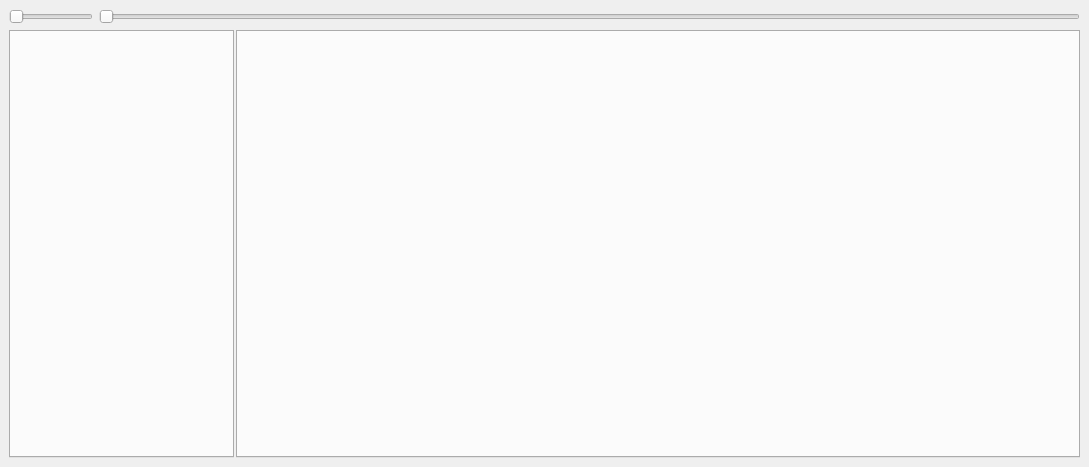
Before: the Qt Designer form src/app/MainWindow.ui in DanielChabrowski/audio-player, drawn with Qt 5.
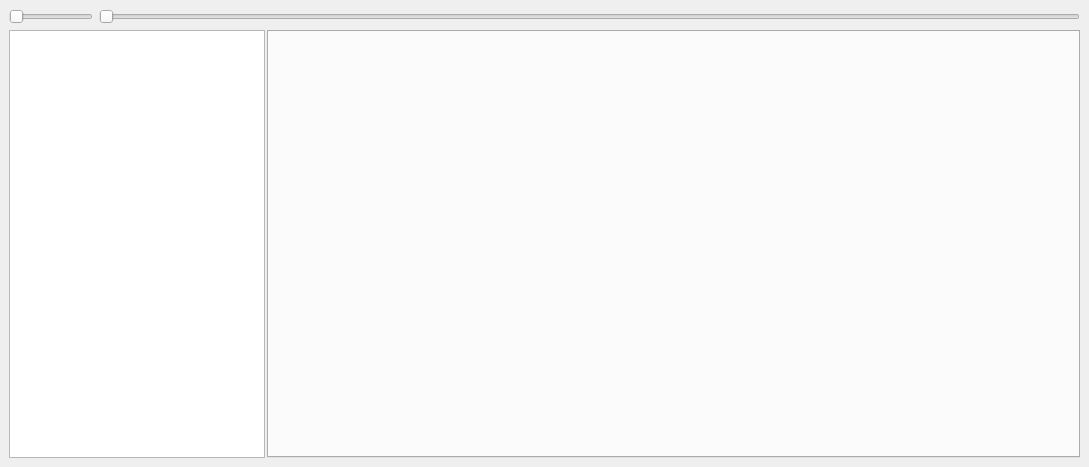
After: the same form once the commit is applied.

Commit message: Remove albums TabWidget

Diff of the .ui file:
```diff
--- a/src/app/MainWindow.ui
+++ b/src/app/MainWindow.ui
@@ -71,7 +71,7 @@
       <number>2</number>
      </property>
      <item>
-      <widget class="QTabWidget" name="albums">
+      <widget class="QTreeView" name="albums">
        <property name="sizePolicy">
         <sizepolicy hsizetype="Preferred" vsizetype="Expanding">
          <horstretch>0</horstretch>
@@ -84,12 +84,6 @@
          <height>0</height>
         </size>
        </property>
-       <property name="currentIndex">
-        <number>0</number>
-       </property>
-       <property name="movable">
-        <bool>true</bool>
-       </property>
       </widget>
      </item>
      <item>
```
The commit also changes 1 other file.
